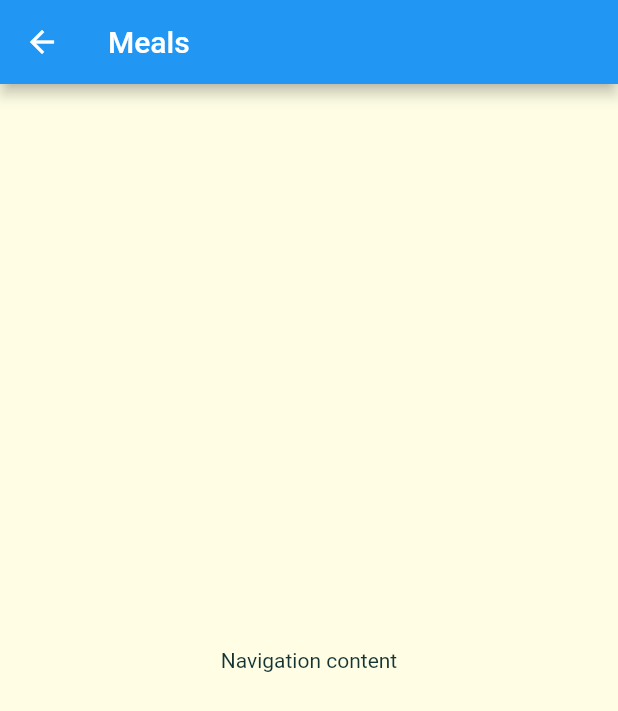
After one commit to Nguonchhay/FlutterPractice, a Flutter app: the screen it shows after launch, after a tap on "Italian", on a phone screen of 412 x 824 dp. The commit adds this screen. Shown: the top 711 px of the screen. Run offline on Flutter 3.47's test engine with Material 2 defaults, Android fonts, the phone set to English and light mode, and no system bars.

Commit message:
[MA] Navigation to another screen

```diff
--- /dev/null
+++ b/meal_app/lib/screens/meals_screen.dart
@@ -0,0 +1,23 @@
+import 'package:flutter/material.dart';
+
+
+class MealsScreen extends StatefulWidget {
+  MealsScreen({super.key});
+
+  @override
+  State<MealsScreen> createState() => _MealsScreenState();
+}
+
+class _MealsScreenState extends State<MealsScreen> {
+  @override
+  Widget build(BuildContext context) {
+    return Scaffold(
+      appBar: AppBar(
+        title: Text('Meals'),
+      ),
+      body: Center(
+        child: Text('Navigation content'),
+      ),
+    );
+  }
+}
--- a/meal_app/lib/widgets/categories/CategoryItem.dart
+++ b/meal_app/lib/widgets/categories/CategoryItem.dart
@@ -1,4 +1,5 @@
 import 'package:flutter/material.dart';
+import 'package:meal_app/screens/meals_screen.dart';
 
 import './../../models/category.dart';
 
@@ -8,9 +9,21 @@ class CategoryItem extends StatelessWidget {
 
   const CategoryItem(this.category, {super.key});
 
+  void goToMealScreen(BuildContext ctx) {
+    Navigator.of(ctx).push(
+      MaterialPageRoute(builder: (_) {
+        return MealsScreen();
+      },)
+    );
+  }
+
   @override
   Widget build(BuildContext context) {
-    return Container(
+    return InkWell(
+      onTap: () => goToMealScreen(context),
+      splashColor: Theme.of(context).primaryColor,
+      borderRadius: BorderRadius.circular(15),
+      child: Container(
         padding: const EdgeInsets.all(15),
         decoration: BoxDecoration(
           gradient: LinearGradient(
@@ -29,6 +42,7 @@ class CategoryItem extends StatelessWidget {
             style: Theme.of(context).textTheme.subtitle1,
           ),
         ),
+      ),
     );
   }
 }
```
Lines whose indentation alone changed are shown as unchanged.
